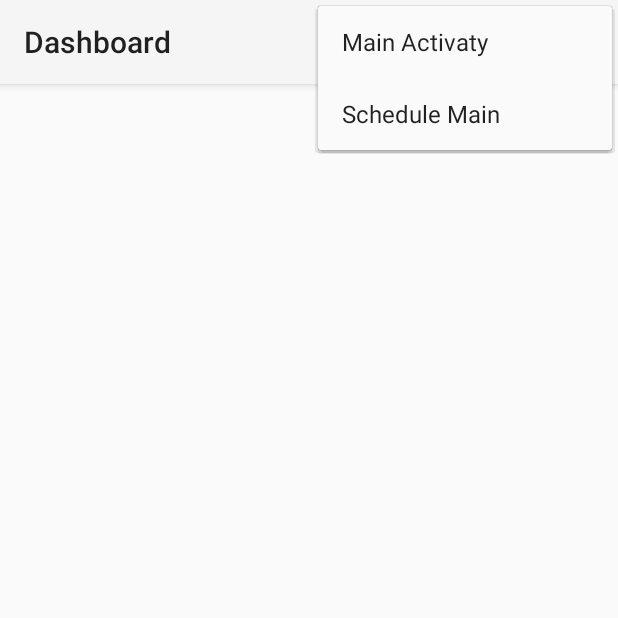
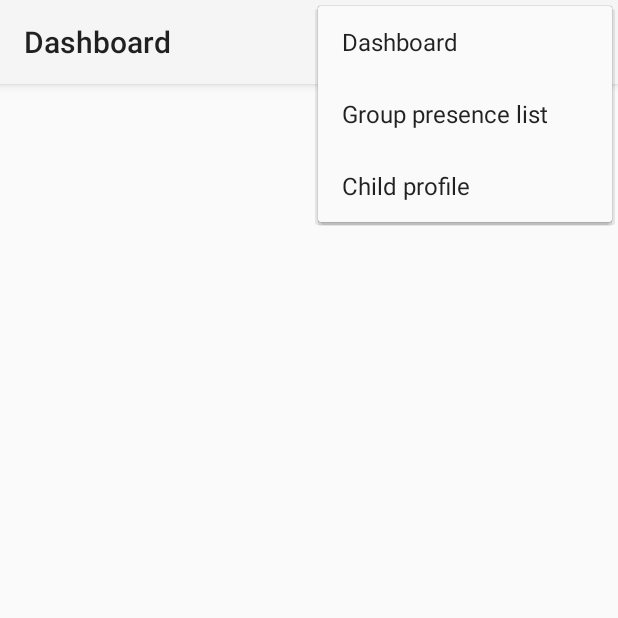
Before and after one commit to rkodde/cowboysenindiana, an Android app: the Dashboard screen opened directly, with no data from a screen before it, with the options menu open, on a phone screen of 412 x 824 dp, the top half of it. Run offline under Robolectric (Android 15) with nearby library versions, the phone set to English and light mode, and no system bars.

```diff
--- a/CowboysenIndiana/app/src/main/res/menu/menu_main.xml
+++ b/CowboysenIndiana/app/src/main/res/menu/menu_main.xml
@@ -1,14 +1,23 @@
 <menu xmlns:android="http://schemas.android.com/apk/res/android"
     xmlns:tools="http://schemas.android.com/tools"
     tools:context=".MainActivity">
+
     <item
-    android:id="@+id/action_settings"
+    android:id="@+id/action_schedule_main"
     android:orderInCategory="100"
     android:showAsAction="never"
-    android:title="Main Activaty" />
+    android:title="Dashboard" />
+
     <item
-        android:id="@+id/action_schedule_main"
+    android:id="@+id/action_group_presence_list"
+    android:orderInCategory="100"
+    android:showAsAction="never"
+    android:title="Group presence list" />
+
+    <item
+        android:id="@+id/action_view_child_profile"
         android:orderInCategory="100"
         android:showAsAction="never"
-        android:title="Schedule Main" />
+        android:title="Child profile" />
+
 </menu>
```
Also changed, not shown: CowboysenIndiana/app/src/main/java/nl/cowboysenindiana/app/frame/BaseActivity.java (+10 -1 lines), CowboysenIndiana/app/src/main/java/nl/cowboysenindiana/app/schedule/ScheduleActivity.java (+18 -8 lines), CowboysenIndiana/app/src/main/res/layout/schedule_main.xml (+8 -9 lines), 1 other file.
